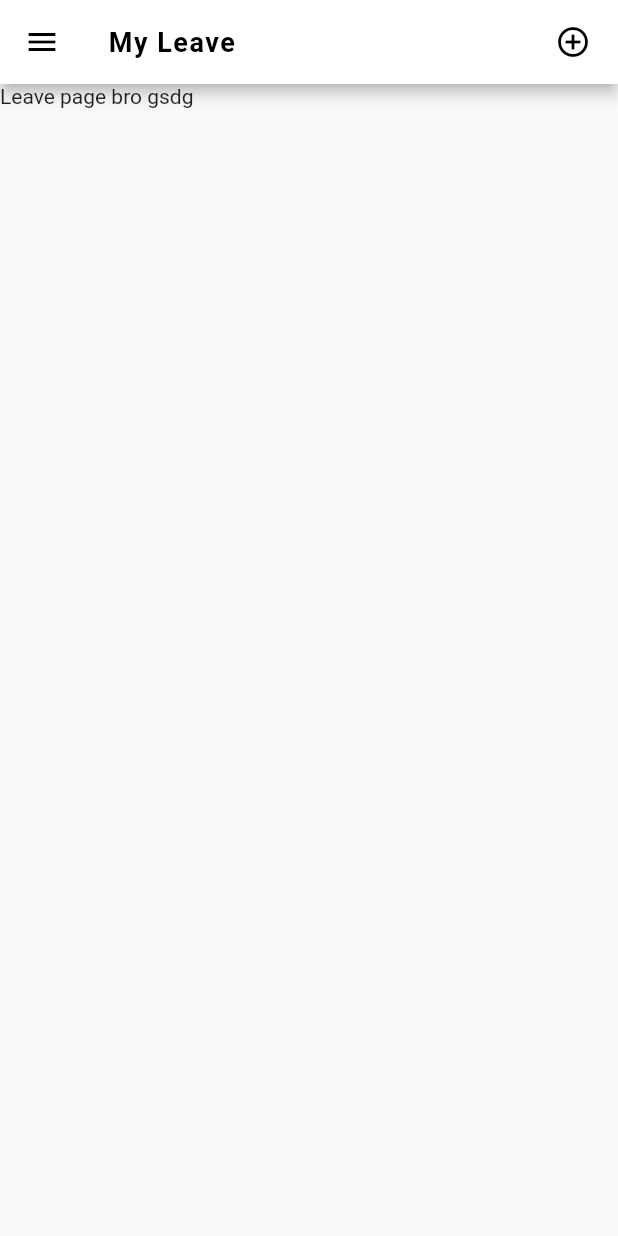
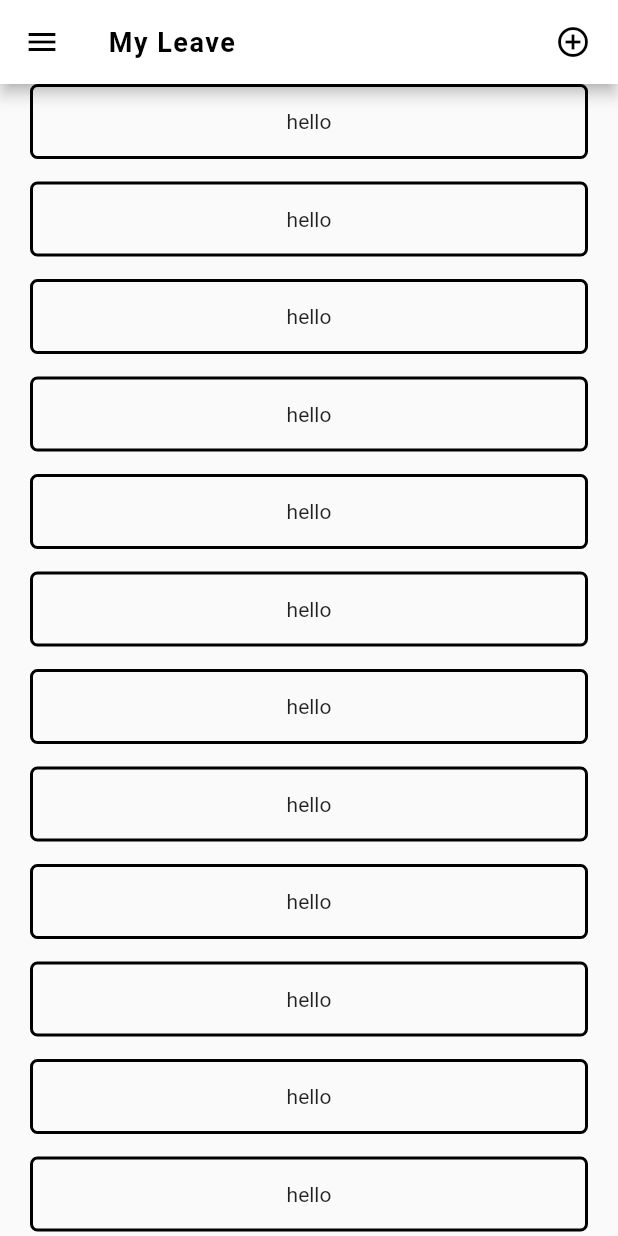
Before and after one commit to Danishbansal-cmd/emes, a Flutter app: the screen it shows after launch, on a phone screen of 412 x 824 dp. Run offline on Flutter 3.47's test engine with Material 2 defaults, Android fonts, the phone set to English and light mode, and no system bars.

Commit message:
Adding login and signup pages along with some other changes like in list of ApplyLeavePage, changes in themes.dart and etcetera

```diff
--- a/lib/Pages/ProfilePages/profile_screen.dart
+++ b/lib/Pages/ProfilePages/profile_screen.dart
@@ -147,7 +147,7 @@ class ProfileScreen extends StatelessWidget {
           //   },
           // ),
           SizedBox(
-            height: 10,
+            height: 25,
           ),
           Material(
             color: Colors.blue,
--- a/lib/Pages/apply_leave_page.dart
+++ b/lib/Pages/apply_leave_page.dart
@@ -28,7 +28,7 @@ class ApplyLeavePage extends StatelessWidget {
               applyLeaveFormProvider.setToDateErrorText("");
               applyLeaveFormProvider.setReasonErrorText("");
               showDialog(
-                barrierDismissible: false,
+                  barrierDismissible: false,
                   context: context,
                   builder: (BuildContext context) {
                     return Dialog(
@@ -250,7 +250,23 @@ class ApplyLeavePage extends StatelessWidget {
       drawer: MyDrawer(),
       body: SafeArea(
         child: Container(
-          child: Text("Leave page bro gsdg"),
+          padding: const EdgeInsets.symmetric(horizontal: 20),
+          height: MediaQuery.of(context).size.height,
+          child: ListView.separated(
+            itemBuilder: (context, index) => Container(
+              decoration: BoxDecoration(
+                borderRadius: BorderRadius.circular(5),
+                border: Border.all(color: Colors.black, width: 2),
+              ),
+              height: 50,
+              width: double.infinity,
+              child:const Center(child: Text("hello")),
+            ),
+            itemCount: 50,
+            separatorBuilder: (context, index) => const SizedBox(
+              height: 15,
+            ),
+          ),
         ),
       ),
     );
--- a/lib/Routes/routes.dart
+++ b/lib/Routes/routes.dart
@@ -3,4 +3,6 @@ class MyRoutes{
   static String profilePageRoute = "/profilePage";
   static String applyLeavePageRoute = "/applyLeavePage";
   static String inboxPageRoute = "/inboxPage";
+  static String loginPageRoute = "/loginPage";
+  static String signupPageRoute = "/signupPage";
 }
--- a/lib/Themes/themes.dart
+++ b/lib/Themes/themes.dart
@@ -15,6 +15,7 @@ class ThemeProvider extends ChangeNotifier {
 
 class MyTheme {
   static ThemeData lightTheme(BuildContext context) => ThemeData(
+    primaryColor: Colors.blue,
         textTheme: const TextTheme(
           headline1: TextStyle(
             fontSize: 18,
@@ -51,10 +52,13 @@ class MyTheme {
             fontWeight: FontWeight.bold,
           ),
         ),
-        colorScheme: ColorScheme.light(),
+        colorScheme:const ColorScheme.light(
+          primary: Colors.black
+        ),
       );
 
   static ThemeData darkTheme(BuildContext context) => ThemeData(
+    primaryColor: Colors.blue,
         textTheme: const TextTheme(
           headline1: TextStyle(
             fontSize: 20,
@@ -73,7 +77,9 @@ class MyTheme {
             fontSize: 16,
           ),
         ),
-        colorScheme: const ColorScheme.dark(),
+        colorScheme: const ColorScheme.dark(
+          primary: Colors.white,
+        ),
       );
 
   static Color firstColor = Color(0xff414141);
--- a/lib/main.dart
+++ b/lib/main.dart
@@ -1,7 +1,9 @@
 import 'package:emes/Pages/apply_leave_page.dart';
 import 'package:emes/Pages/home_page.dart';
 import 'package:emes/Pages/inbox_page.dart';
+import 'package:emes/Pages/login_page.dart';
 import 'package:emes/Pages/profile_page.dart';
+import 'package:emes/Pages/signup_page.dart';
 import 'package:emes/Providers/apply_leave_form_provider.dart';
 import 'package:emes/Routes/routes.dart';
 import 'package:emes/Themes/themes.dart';
@@ -46,6 +48,8 @@ class MyApp extends StatelessWidget {
               MyRoutes.profilePageRoute: (context) => ProfilePage(),
               MyRoutes.applyLeavePageRoute: (context) => ApplyLeavePage(),
               MyRoutes.inboxPageRoute: (context) => InboxPage(),
+              MyRoutes.loginPageRoute:(context) => LoginPage(),
+              MyRoutes.signupPageRoute:(context) => SignupPage(),
             },
           );
         },
```
Also changed, not shown: lib/Pages/home_page.dart (+7 -5 lines), lib/Pages/login_page.dart (added, +14 -0 lines), lib/Pages/signup_page.dart (added, +12 -0 lines), lib/Widgets/drawer.dart (+75 -13 lines).
